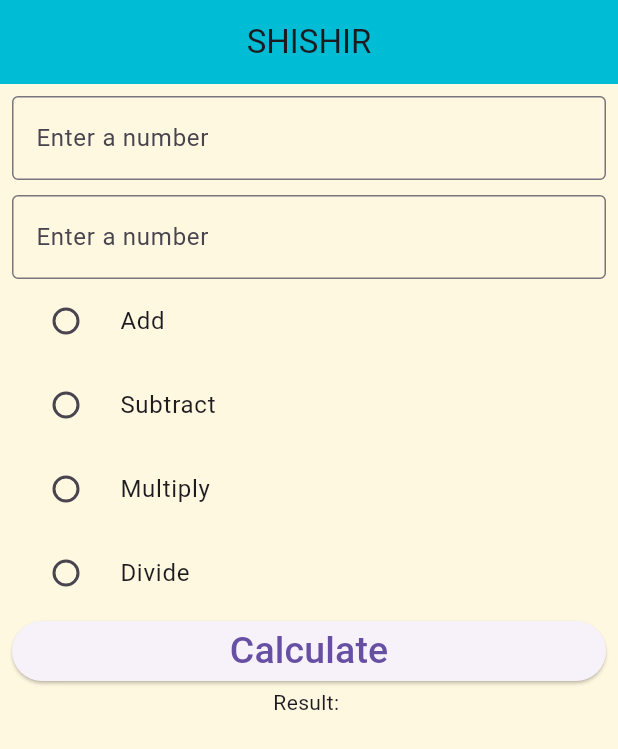
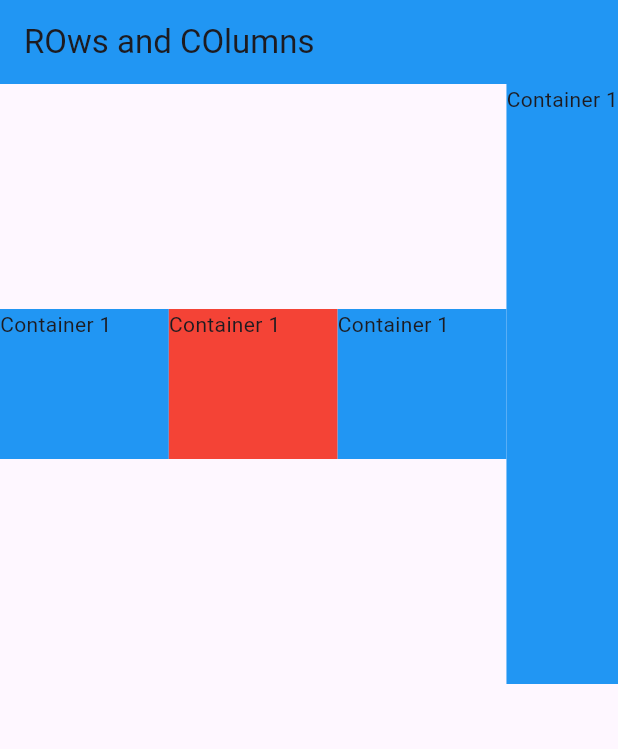
Before and after one commit to shiX0/test_app, a Flutter app: the screen it shows after launch, on a phone screen of 412 x 824 dp. Shown: the top 749 px of the screen. Run offline on Flutter 3.47's test engine with Material 3 defaults, Android fonts, the phone set to English and light mode, and no system bars.

Commit message:
added snackbar,container,layouts

```diff
--- a/analysis_options.yaml
+++ b/analysis_options.yaml
@@ -21,6 +21,7 @@ linter:
   # `// ignore_for_file: name_of_lint` syntax on the line or in the file
   # producing the lint.
   rules:
+    - prefer_const_declarations
     # avoid_print: false  # Uncomment to disable the `avoid_print` rule
     # prefer_single_quotes: true  # Uncomment to enable the `prefer_single_quotes` rule
 
--- a/lib/app/app.dart
+++ b/lib/app/app.dart
@@ -1,11 +1,5 @@
 import 'package:flutter/material.dart';
-import 'package:test_app/screen/arithmetic_screen.dart';
-import 'package:test_app/screen/column_screen.dart';
-import 'package:test_app/screen/dashboard_screen.dart';
-import 'package:test_app/screen/hello_world_screen.dart';
-import 'package:test_app/screen/layout_screen.dart';
-import 'package:test_app/screen/radio_screen.dart';
-import 'package:test_app/screen/simple_intrest_screen.dart';
+import 'package:test_app/screen/rows_column_screen.dart';
 
 class App extends StatelessWidget {
   const App({super.key});
@@ -13,7 +7,8 @@ class App extends StatelessWidget {
   @override
   Widget build(BuildContext context) {
     return const MaterialApp(
-      home: RadioScreen(),
+      debugShowCheckedModeBanner: false,
+      home: RowsColumnScreen(),
     );
   }
 }
--- /dev/null
+++ b/lib/screen/rows_column_screen.dart
@@ -0,0 +1,55 @@
+import 'package:flutter/material.dart';
+
+class RowsColumnScreen extends StatelessWidget {
+  const RowsColumnScreen({super.key});
+
+  @override
+  Widget build(BuildContext context) {
+    return Scaffold(
+      appBar: AppBar(
+        title: const Text('ROws and COlumns'),
+        backgroundColor: Colors.blue,
+      ),
+      body: SafeArea(
+        child: Column(
+          children: [
+            Row(
+              children: [
+                Expanded(
+                  child: Container(
+                    color: Colors.blue,
+                    height: 100,
+                    child: Text('Container 1'),
+                  ),
+                ),
+                Expanded(
+                  child: Container(
+                    color: Colors.red,
+                    height: 100,
+                    child: Text('Container 1'),
+                  ),
+                ),
+                Expanded(
+                  child: Container(
+                    color: Colors.blue,
+                    height: 100,
+                    child: Text('Container 1'),
+                  ),
+                ),
+                Column(children: [
+                  Expanded(
+                    child: Container(
+                      color: Colors.blue,
+                      height: 400,
+                      child: Text('Container 1'),
+                    ),
+                  ),
+                ])
+              ],
+            )
+          ],
+        ),
+      ),
+    );
+  }
+}
```
Also changed, not shown: lib/common/snackbar/my_snackbar.dart (added, +15 -0 lines), lib/screen/container_screen.dart (added, +36 -0 lines), lib/screen/dashboard_screen.dart (+30 -17 lines), lib/screen/flixible_expandable_screen.dart (added, +50 -0 lines).
